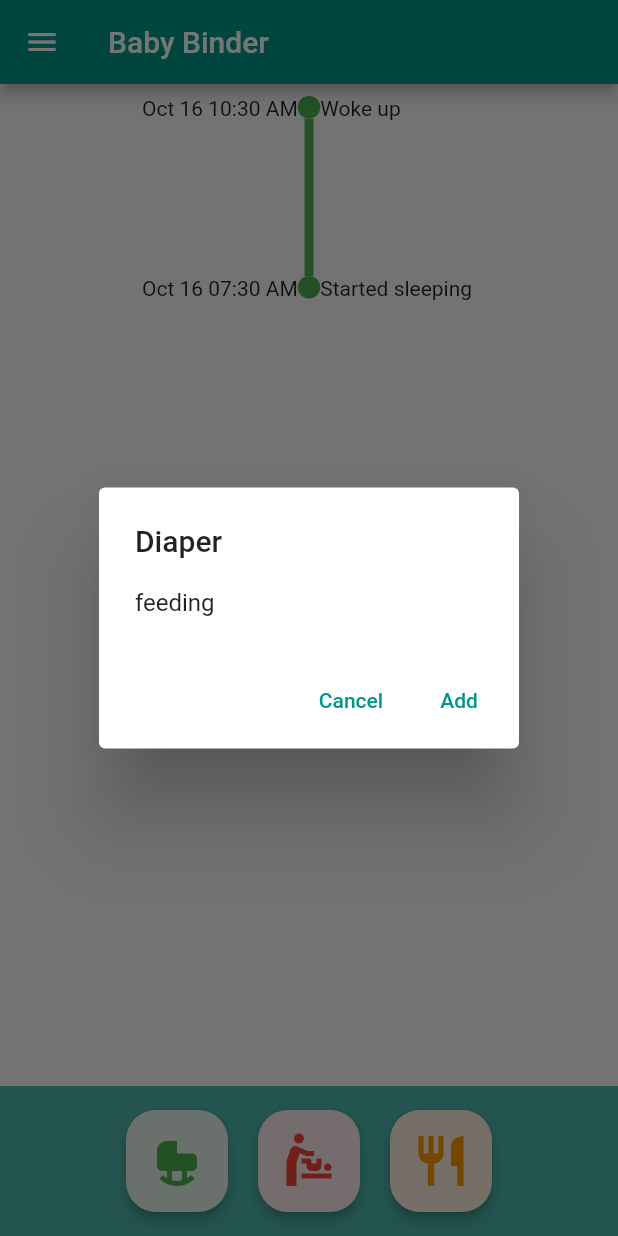
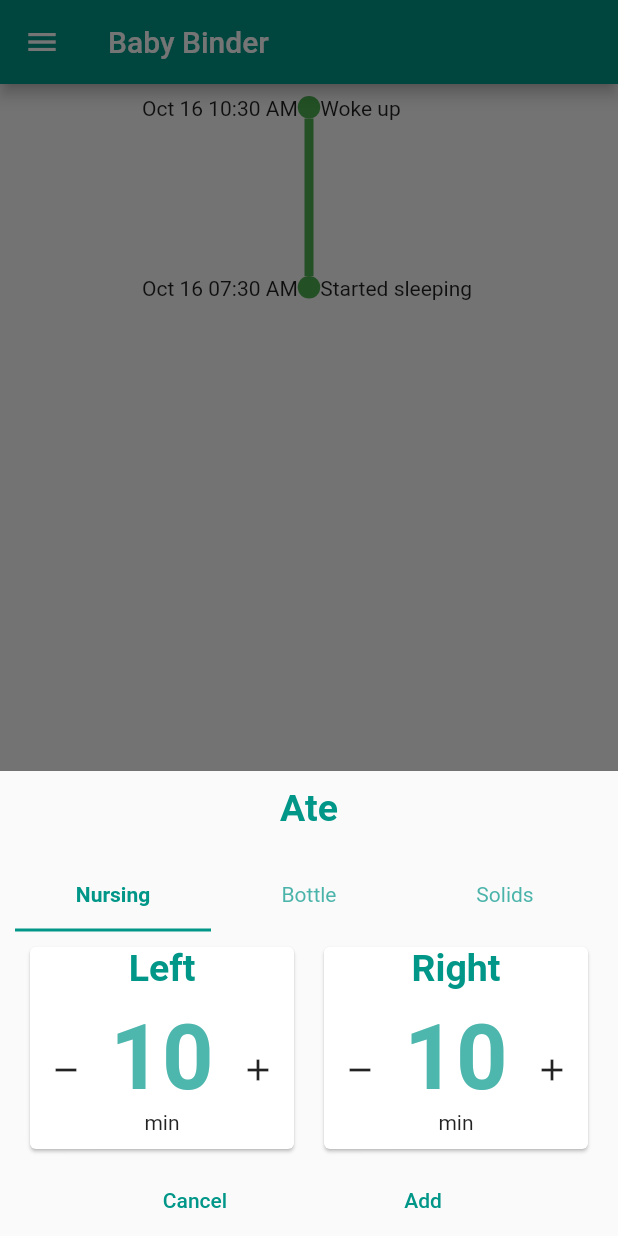
Before and after one commit to Matt0911/baby-binder, a Flutter app: the screen it shows after launch, after a tap on the "crib" icon, after a tap on the "restaurant" icon, on a phone screen of 412 x 824 dp. Run offline on Flutter 3.47's test engine with Material 2 defaults, Android fonts, the phone set to English and light mode, and no system bars; drawn by our look-alikes of timelines.

Commit message:
change to bottom sheet instead of dialog, nursing and bottle tabs of add feeding event

```diff
--- a/lib/child_story.dart
+++ b/lib/child_story.dart
@@ -51,10 +51,22 @@
   StoryData story = StoryData();
   void _addEvent(StoryEvent event) async {
     if (event.requiresDialog()) {
-      List results = await showDialog(
+      List results = await showModalBottomSheet(
+        isScrollControlled: true,
+        isDismissible: false,
+        enableDrag: false,
         context: context,
-        builder: (BuildContext context) => event.buildAddDialog(),
-        barrierDismissible: false,
+        builder: (BuildContext context) => SingleChildScrollView(
+          child: Padding(
+            padding: EdgeInsets.all(10)
+                .copyWith(bottom: MediaQuery.of(context).viewInsets.bottom),
+            child: Container(
+              width: MediaQuery.of(context).size.width,
+              height: 300,
+              child: event.buildAddDialog(),
+            ),
+          ),
+        ),
       );
       bool didSave = results[0];
       if (didSave) {
--- /dev/null
+++ b/lib/constants.dart
@@ -0,0 +1,4 @@
+import 'package:flutter/material.dart';
+
+const kLargeNumberTextStyle = const TextStyle(
+    color: Color(0xFF4DB6AD), fontWeight: FontWeight.bold, fontSize: 60);
--- a/lib/events/add_event_dialog.dart
+++ b/lib/events/add_event_dialog.dart
@@ -22,10 +22,21 @@
 
   @override
   Widget build(BuildContext context) {
-    return AlertDialog(
-      title: Text(widget.title),
-      content: widget.content(eventData, _updateEventData),
-      actions: <Widget>[
+    return Column(
+      children: [
+        Text(
+          widget.title,
+          style: TextStyle(
+            color: Colors.teal,
+            fontWeight: FontWeight.bold,
+            fontSize: 25,
+          ),
+        ),
+        SizedBox(height: 20),
+        widget.content(eventData, _updateEventData),
+        Row(
+          mainAxisAlignment: MainAxisAlignment.spaceEvenly,
+          children: [
             TextButton(
               onPressed: () => Navigator.pop(context, [false]),
               child: const Text('Cancel'),
@@ -35,6 +46,8 @@
               child: const Text('Add'),
             ),
           ],
+        )
+      ],
     );
   }
 }
--- a/lib/events/feeding_event.dart
+++ b/lib/events/feeding_event.dart
@@ -1,19 +1,196 @@
+import 'dart:math';
+
 import 'package:flutter/material.dart';
 import 'story_events.dart';
 import 'add_event_dialog.dart';
+import '../constants.dart';
 
-class FeedingDialogContent extends StatelessWidget {
-  const FeedingDialogContent({
-    Key? key,
-    required this.eventData,
-    required this.updateEventData,
-  }) : super(key: key);
+class NursingSideCard extends StatelessWidget {
+  const NursingSideCard({Key? key, required this.text}) : super(key: key);
+  final String text;
+
+  @override
+  Widget build(BuildContext context) {
+    return Card(
+      child: Column(children: [
+        Text(
+          text,
+          style: TextStyle(
+            fontWeight: FontWeight.bold,
+            fontSize: 25,
+            color: Colors.teal,
+          ),
+        ),
+        Expanded(
+          child: Row(
+            mainAxisAlignment: MainAxisAlignment.spaceBetween,
+            crossAxisAlignment: CrossAxisAlignment.center,
+            children: [
+              IconButton(
+                onPressed: () => {},
+                icon: Icon(Icons.remove),
+              ),
+              Column(
+                mainAxisAlignment: MainAxisAlignment.center,
+                crossAxisAlignment: CrossAxisAlignment.center,
+                children: [
+                  Text(
+                    '10',
+                    style: kLargeNumberTextStyle,
+                  ),
+                  Text('min'),
+                ],
+              ),
+              IconButton(onPressed: () => {}, icon: Icon(Icons.add)),
+            ],
+          ),
+        )
+      ]),
+      margin: EdgeInsets.all(10),
+    );
+  }
+}
+
+class NursingTab extends StatelessWidget {
+  const NursingTab({Key? key}) : super(key: key);
+
+  @override
+  Widget build(BuildContext context) {
+    return Container(
+      child: Center(
+        child: Row(
+          mainAxisSize: MainAxisSize.max,
+          mainAxisAlignment: MainAxisAlignment.spaceEvenly,
+          crossAxisAlignment: CrossAxisAlignment.stretch,
+          children: [
+            Expanded(
+                child: NursingSideCard(
+              text: 'Left',
+            )),
+            Expanded(
+              child: NursingSideCard(text: 'Right'),
+            )
+          ],
+        ),
+      ),
+    );
+  }
+}
+
+const double minOz = .1;
+const double maxOz = 10;
+const double minML = 1;
+const double maxML = 100;
+
+class BottleTab extends StatelessWidget {
+  const BottleTab(
+      {Key? key, required this.eventData, required this.updateEventData})
+      : super(key: key);
   final Map eventData;
   final Function updateEventData;
 
   @override
   Widget build(BuildContext context) {
-    return Text('feeding');
+    bool isOunces = eventData['isOunces'] ?? true;
+    double volume = eventData['volume'] ?? 4;
+
+    return Column(
+      mainAxisAlignment: MainAxisAlignment.center,
+      children: [
+        Row(
+          mainAxisAlignment: MainAxisAlignment.center,
+          children: [
+            Text('$volume', style: kLargeNumberTextStyle),
+            SizedBox(width: 20),
+            ToggleButtons(
+              isSelected: [isOunces, !isOunces],
+              borderRadius: BorderRadius.circular(10),
+              onPressed: (selected) {
+                bool changingToOunces = selected == 0;
+                if (changingToOunces != isOunces) {
+                  double convertedVolume;
+                  if (changingToOunces) {
+                    convertedVolume = max(
+                        double.parse((volume / 29.5735).toStringAsFixed(1)),
+                        minOz);
+                  } else {
+                    convertedVolume =
+                        min((volume * 29.5735).floorToDouble(), maxML);
+                  }
+                  updateEventData({
+                    'isOunces': changingToOunces,
+                    'volume': convertedVolume
+                  });
+                }
+              },
+              children: [Text('oz'), Text('mL')],
+            ),
+          ],
+        ),
+        Slider(
+            value: volume,
+            min: isOunces ? minOz : minML,
+            max: isOunces ? maxOz : maxML,
+            onChanged: (volume) => updateEventData({
+                  'volume':
+                      double.parse(volume.toStringAsFixed(isOunces ? 1 : 0))
+                }))
+      ],
+    );
+  }
+}
+
+class SolidTab extends StatelessWidget {
+  const SolidTab({Key? key}) : super(key: key);
+
+  @override
+  Widget build(BuildContext context) {
+    return Container(child: Text('Solids'));
+  }
+}
+
+class FeedingDialogContent extends StatelessWidget {
+  const FeedingDialogContent(
+      {Key? key, required this.eventData, required this.updateEventData})
+      : super(key: key);
+  final Map eventData;
+  final Function updateEventData;
+
+  @override
+  Widget build(BuildContext context) {
+    // bool cream = eventData['cream'] ?? false;
+    // bool diarrhea = eventData['diarrhea'] ?? false;
+    return Expanded(
+      child: DefaultTabController(
+        initialIndex: 0,
+        length: 3,
+        child: Column(
+          mainAxisSize: MainAxisSize.min,
+          children: [
+            TabBar(
+              tabs: [
+                Tab(text: 'Nursing'),
+                Tab(text: 'Bottle'),
+                Tab(text: 'Solids')
+              ],
+              labelColor: Colors.teal,
+              labelStyle: TextStyle(fontWeight: FontWeight.bold),
+              unselectedLabelStyle: TextStyle(fontWeight: FontWeight.normal),
+            ),
+            Expanded(
+              child: TabBarView(children: [
+                NursingTab(),
+                BottleTab(
+                  eventData: eventData,
+                  updateEventData: updateEventData,
+                ),
+                SolidTab(),
+              ]),
+            )
+          ],
+        ),
+      ),
+    );
   }
 }
 
@@ -26,7 +203,7 @@
 
 final Widget Function(Function? onSave) _feedingDialogBuilder =
     (onSave) => AddEventDialog(
-          title: EventType.diaper.description,
+          title: EventType.feeding.description,
           content: _buildFeedingDialogContent,
         );
 
```
Also changed, not shown: lib/events/diaper_event.dart (+10 -2 lines), lib/main.dart (+0 -136 lines). Lines whose indentation alone changed are shown as unchanged.
